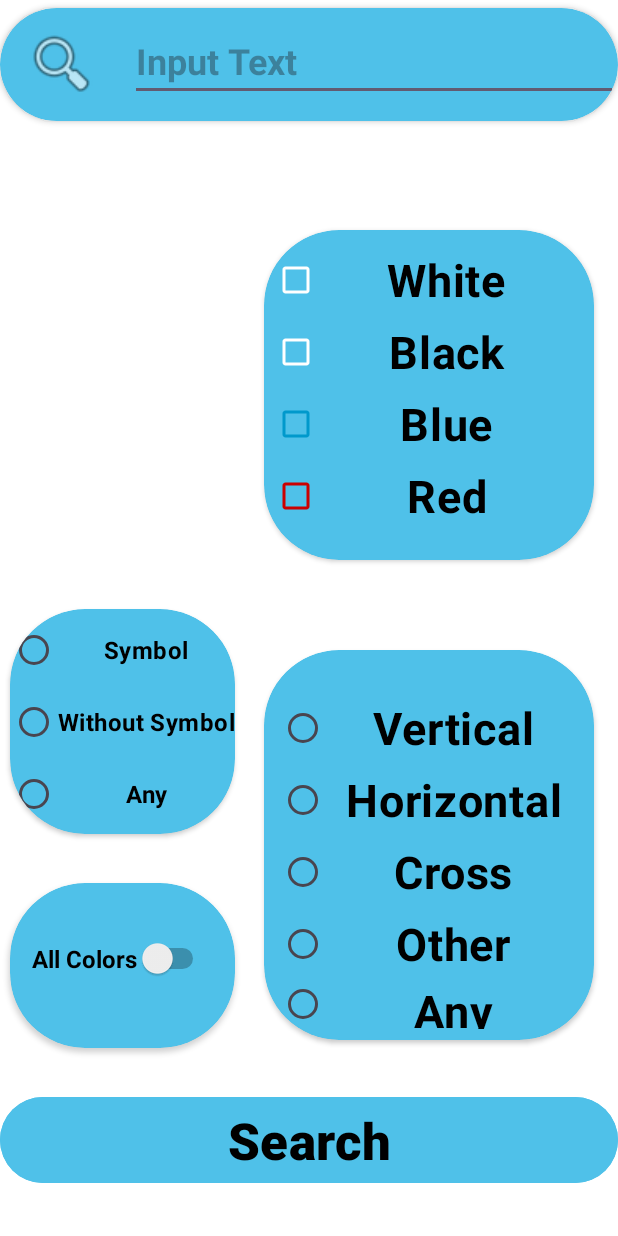
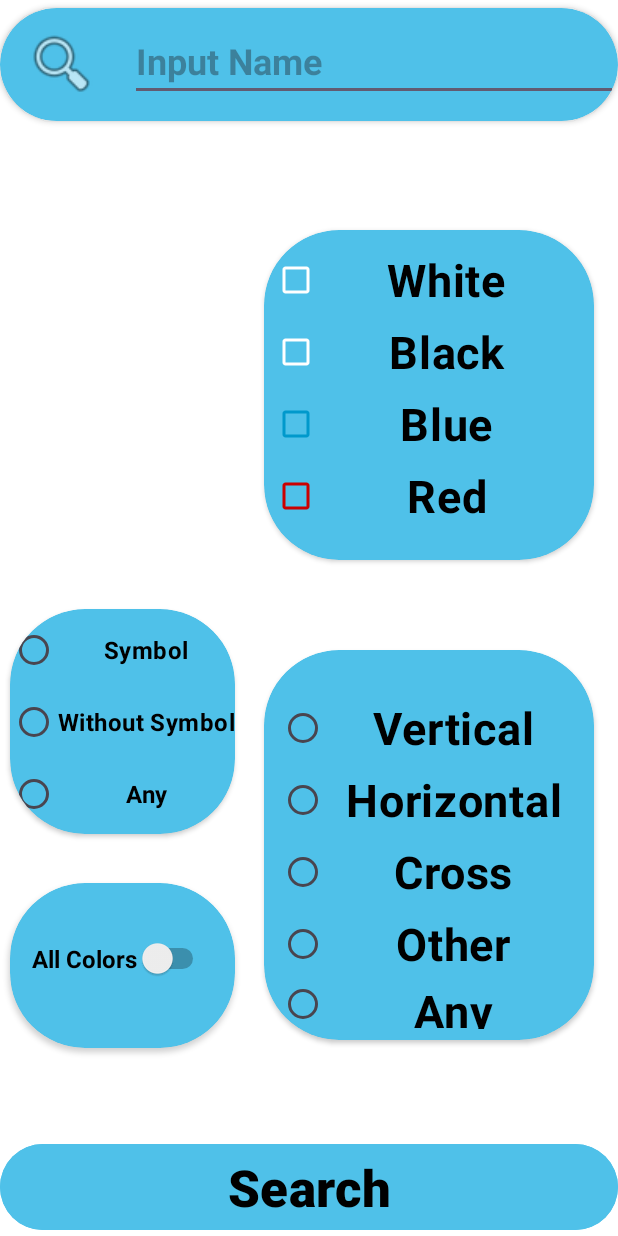
Before and after one commit to bartekkleczar/flagiAplikacja, an Android app: the screen it shows after launch (StartActivity), on a phone screen of 412 x 824 dp. Run offline under Robolectric (Android 15) with nearby library versions, the phone set to English and light mode, and no system bars.

```diff
--- a/app/src/main/res/layout/activity_start.xml
+++ b/app/src/main/res/layout/activity_start.xml
@@ -24,7 +24,7 @@
         app:layout_constraintHorizontal_bias="0.0"
         app:layout_constraintStart_toStartOf="parent"
         app:layout_constraintTop_toTopOf="parent"
-        app:layout_constraintVertical_bias="0.959" />
+        app:layout_constraintVertical_bias="1.0" />
 
     <androidx.cardview.widget.CardView
         android:id="@+id/cardView4"
--- a/app/src/main/res/values/strings.xml
+++ b/app/src/main/res/values/strings.xml
@@ -21,5 +21,5 @@
     <string name="Polska">Poland</string>
     <string name="Powrót">Back</string>
     <string name="Nazwa">Name</string>
-    <string name="WprowadźTekst">Input Text</string>
+    <string name="WprowadźTekst">Input Name</string>
 </resources>
```
Also changed, not shown: 1 other file.
